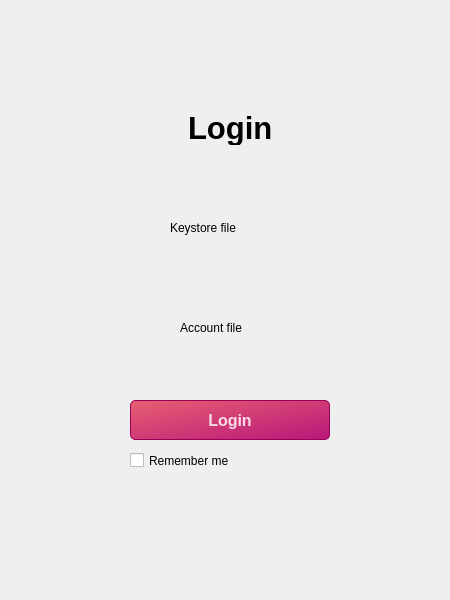
This is manager-app/ui/loginWindow.ui in Cocolak/vulcan-grades-export as Qt 5 draws it before an edit. The edited form follows.
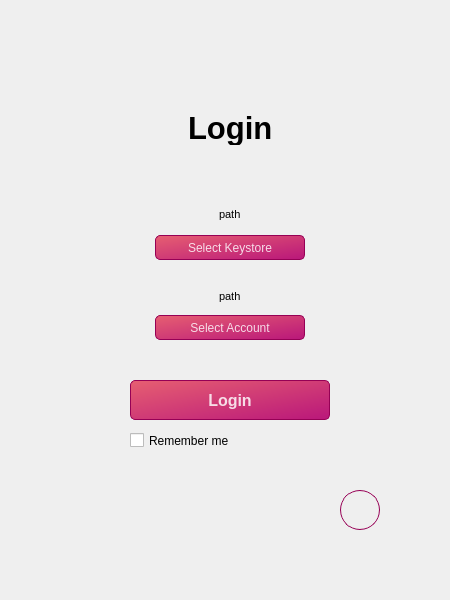
This is the edited form. Icons and pictures are not drawn.

```diff
--- a/manager-app/ui/loginWindow.ui
+++ b/manager-app/ui/loginWindow.ui
@@ -23,7 +23,7 @@
     </rect>
    </property>
    <property name="styleSheet">
-    <string notr="true">QPushButton#logButton {
+    <string notr="true">QPushButton {
 background-color: qlineargradient(spread:pad, x1:0, y1:0, x2:1, y2:1, stop:0 rgba(230, 80, 100, 230), stop:1 rgba(180, 0, 110, 230));
 color:rgba(255,255,255,210);
 border:1px solid rgba(150,0,85,255);
@@ -82,7 +82,7 @@
     <property name="geometry">
      <rect>
       <x>100</x>
-      <y>370</y>
+      <y>350</y>
       <width>200</width>
       <height>40</height>
      </rect>
@@ -109,7 +109,8 @@
     </property>
     <property name="styleSheet">
      <string notr="true">border-image: url(:/images/github-mark-white.png);
-border-radius:20px;</string>
+border-radius:20px;
+background-color:rgba(0,0,0,0);</string>
     </property>
     <property name="text">
      <string/>
@@ -129,7 +130,7 @@
     <property name="geometry">
      <rect>
       <x>100</x>
-      <y>420</y>
+      <y>400</y>
       <width>116</width>
       <height>21</height>
      </rect>
@@ -138,31 +139,124 @@
      <string>Remember me</string>
     </property>
    </widget>
-   <widget class="QLabel" name="label">
+   <widget class="QWidget" name="keystoreWidget" native="true">
     <property name="geometry">
      <rect>
-      <x>140</x>
-      <y>190</y>
-      <width>75</width>
-      <height>16</height>
+      <x>100</x>
+      <y>170</y>
+      <width>200</width>
+      <height>60</height>
      </rect>
     </property>
-    <property name="text">
-     <string>Keystore file</string>
-    </property>
+    <layout class="QVBoxLayout" name="verticalLayout">
+     <property name="leftMargin">
+      <number>0</number>
+     </property>
+     <property name="topMargin">
+      <number>0</number>
+     </property>
+     <property name="rightMargin">
+      <number>0</number>
+     </property>
+     <property name="bottomMargin">
+      <number>0</number>
+     </property>
+     <item alignment="Qt::AlignHCenter">
+      <widget class="QLabel" name="keystorePath">
+       <property name="font">
+        <font>
+         <pointsize>8</pointsize>
+        </font>
+       </property>
+       <property name="text">
+        <string>path</string>
+       </property>
+      </widget>
+     </item>
+     <item alignment="Qt::AlignHCenter">
+      <widget class="QPushButton" name="keystoreButton">
+       <property name="minimumSize">
+        <size>
+         <width>150</width>
+         <height>25</height>
+        </size>
+       </property>
+       <property name="maximumSize">
+        <size>
+         <width>150</width>
+         <height>16777215</height>
+        </size>
+       </property>
+       <property name="text">
+        <string>Select Keystore</string>
+       </property>
+      </widget>
+     </item>
+    </layout>
    </widget>
-   <widget class="QLabel" name="label_2">
+   <widget class="QWidget" name="accountWidget" native="true">
     <property name="geometry">
      <rect>
-      <x>150</x>
-      <y>290</y>
-      <width>71</width>
-      <height>16</height>
+      <x>100</x>
+      <y>250</y>
+      <width>200</width>
+      <height>60</height>
      </rect>
     </property>
-    <property name="text">
-     <string>Account file</string>
-    </property>
+    <layout class="QVBoxLayout" name="verticalLayout_2">
+     <property name="spacing">
+      <number>3</number>
+     </property>
+     <property name="leftMargin">
+      <number>0</number>
+     </property>
+     <property name="topMargin">
+      <number>0</number>
+     </property>
+     <property name="rightMargin">
+      <number>0</number>
+     </property>
+     <property name="bottomMargin">
+      <number>0</number>
+     </property>
+     <item alignment="Qt::AlignHCenter">
+      <widget class="QLabel" name="accountPath">
+       <property name="font">
+        <font>
+         <pointsize>8</pointsize>
+        </font>
+       </property>
+       <property name="text">
+        <string>path</string>
+       </property>
+      </widget>
+     </item>
+     <item alignment="Qt::AlignHCenter">
+      <widget class="QPushButton" name="accountButton">
+       <property name="sizePolicy">
+        <sizepolicy hsizetype="Expanding" vsizetype="Fixed">
+         <horstretch>0</horstretch>
+         <verstretch>0</verstretch>
+        </sizepolicy>
+       </property>
+       <property name="minimumSize">
+        <size>
+         <width>150</width>
+         <height>25</height>
+        </size>
+       </property>
+       <property name="maximumSize">
+        <size>
+         <width>150</width>
+         <height>16777215</height>
+        </size>
+       </property>
+       <property name="text">
+        <string>Select Account</string>
+       </property>
+      </widget>
+     </item>
+    </layout>
    </widget>
   </widget>
  </widget>
```
Left out of the diff: 8 changed lines with no effect on the pictures.
